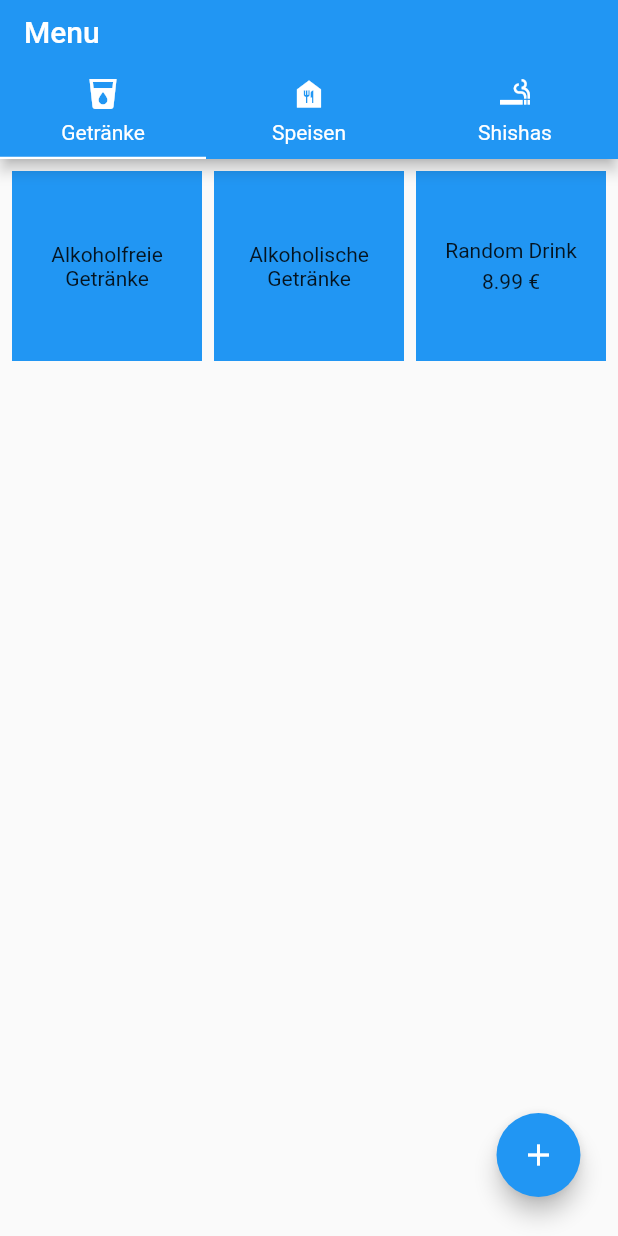
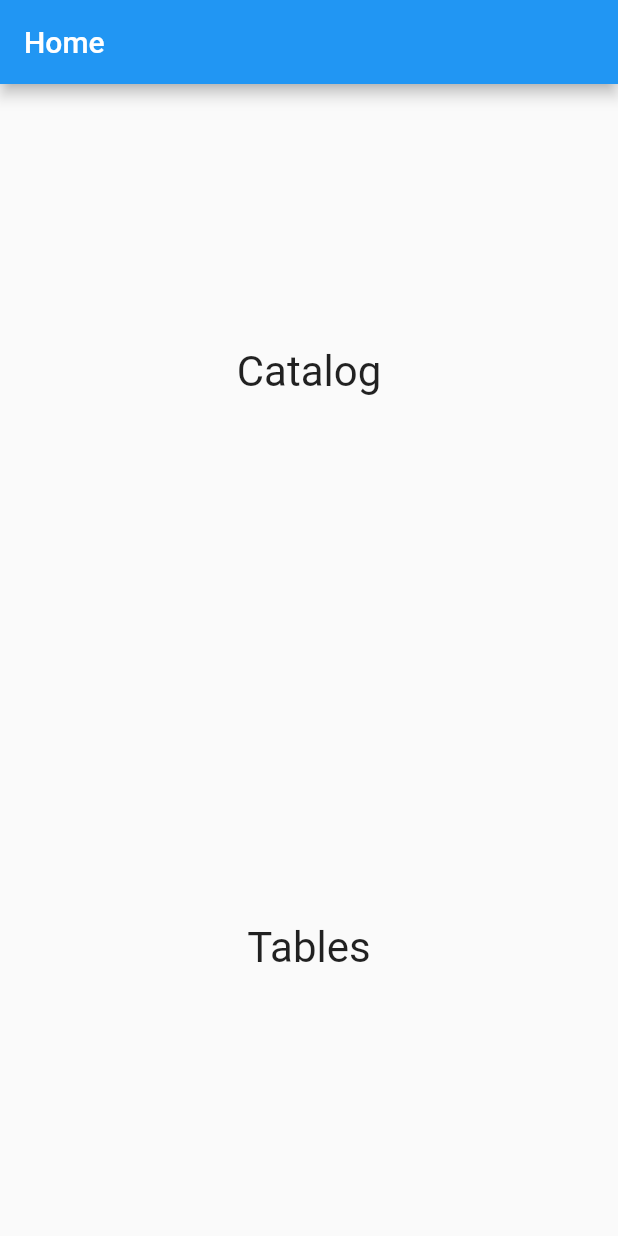
Before and after one commit to Tom-Waw/bestellbuch, a Flutter app: the screen it shows after launch, on a phone screen of 412 x 824 dp. Run offline on Flutter 3.47's test engine with Material 2 defaults, Android fonts, the phone set to English and light mode, and no system bars; our stand-ins replace get.

Commit message:
refactor: getx table feature + navigation

```diff
--- a/lib/src/app.dart
+++ b/lib/src/app.dart
@@ -1,8 +1,7 @@
 import 'package:flutter/material.dart';
 import 'package:get/get.dart';
 
-import 'catalog_feature/catalog_binding.dart';
-import 'catalog_feature/catalog_page.dart';
+import 'routes/routes.dart';
 
 /// The Widget that configures your application.
 class BestellBuchApp extends StatelessWidget {
@@ -14,14 +13,8 @@ class BestellBuchApp extends StatelessWidget {
       title: "Bestellbuch",
       navigatorKey: GlobalKey(debugLabel: "app"),
       theme: ThemeData(),
-      getPages: [
-        GetPage(
-          name: "/home",
-          page: () => const CatalogPage(),
-          binding: CatalogBinding(),
-        ),
-      ],
-      initialRoute: "/home",
+      getPages: getPages,
+      initialRoute: Routes.home,
     );
   }
 }
--- a/lib/src/catalog_feature/catalog_binding.dart
+++ b/lib/src/catalog_feature/catalog_binding.dart
@@ -6,6 +6,6 @@ import 'catalog_service.dart';
 class CatalogBinding extends Bindings {
   @override
   void dependencies() {
-    Get.put(CatalogController(CatalogService()), permanent: true);
+    Get.lazyPut(() => CatalogController(CatalogService()));
   }
 }
--- a/lib/src/catalog_feature/catalog_page.dart
+++ b/lib/src/catalog_feature/catalog_page.dart
@@ -42,6 +42,7 @@ class CatalogPage extends StatelessWidget {
                   ),
                 ],
               ),
-            )));
+            ),
+          ));
   }
 }
--- a/lib/src/catalog_feature/catalog_service.dart
+++ b/lib/src/catalog_feature/catalog_service.dart
@@ -30,6 +30,6 @@ class CatalogService {
         ]),
       );
 
-  Future<void> add(CatalogItem item) async {}
-  Future<void> delete(CatalogItem item) async {}
+  Future<void> add(CatalogItem c) async {}
+  Future<void> delete(CatalogItem c) async {}
 }
--- /dev/null
+++ b/lib/src/routes/home_page.dart
@@ -0,0 +1,34 @@
+import 'package:flutter/material.dart';
+import 'package:get/get.dart';
+
+import 'routes.dart';
+
+class HomePage extends StatelessWidget {
+  const HomePage({super.key});
+
+  @override
+  Widget build(BuildContext context) {
+    return Scaffold(
+      appBar: AppBar(
+        title: const Text("Home"),
+      ),
+      body: Column(
+        crossAxisAlignment: CrossAxisAlignment.stretch,
+        children: getPages
+            .sublist(1)
+            .map((p) => Expanded(
+                  child: InkWell(
+                    onTap: () => Get.toNamed(p.name),
+                    child: Center(
+                      child: Text(
+                        p.name.substring(1).capitalize!,
+                        textScaleFactor: 2,
+                      ),
+                    ),
+                  ),
+                ))
+            .toList(),
+      ),
+    );
+  }
+}
--- /dev/null
+++ b/lib/src/routes/routes.dart
@@ -0,0 +1,30 @@
+import 'package:get/get.dart';
+
+import 'home_page.dart';
+import '../catalog_feature/catalog_binding.dart';
+import '../catalog_feature/catalog_page.dart';
+import '../tables_feature/tables_page.dart';
+import '../tables_feature/tables_binding.dart';
+
+class Routes {
+  static String home = '/home';
+  static String catalog = '/catalog';
+  static String tables = '/tables';
+}
+
+final getPages = [
+  GetPage(
+    name: Routes.home,
+    page: () => const HomePage(),
+  ),
+  GetPage(
+    name: Routes.catalog,
+    page: () => const CatalogPage(),
+    binding: CatalogBinding(),
+  ),
+  GetPage(
+    name: Routes.tables,
+    page: () => const TablesPage(),
+    binding: TablesBinding(),
+  ),
+];
--- a/lib/src/settings/settings_controller.dart
+++ /dev/null
@@ -1,50 +0,0 @@
-import 'package:flutter/material.dart';
-
-import 'settings_service.dart';
-
-/// A class that many Widgets can interact with to read user settings, update
-/// user settings, or listen to user settings changes.
-///
-/// Controllers glue Data Services to Flutter Widgets. The SettingsController
-/// uses the SettingsService to store and retrieve user settings.
-class SettingsController with ChangeNotifier {
-  SettingsController(this._settingsService);
-
-  // Make SettingsService a private variable so it is not used directly.
-  final SettingsService _settingsService;
-
-  // Make ThemeMode a private variable so it is not updated directly without
-  // also persisting the changes with the SettingsService.
-  late ThemeMode _themeMode;
-
-  // Allow Widgets to read the user's preferred ThemeMode.
-  ThemeMode get themeMode => _themeMode;
-
-  /// Load the user's settings from the SettingsService. It may load from a
-  /// local database or the internet. The controller only knows it can load the
-  /// settings from the service.
-  Future<void> loadSettings() async {
-    _themeMode = await _settingsService.themeMode();
-
-    // Important! Inform listeners a change has occurred.
-    notifyListeners();
-  }
-
-  /// Update and persist the ThemeMode based on the user's selection.
-  Future<void> updateThemeMode(ThemeMode? newThemeMode) async {
-    if (newThemeMode == null) return;
-
-    // Do not perform any work if new and old ThemeMode are identical
-    if (newThemeMode == _themeMode) return;
-
-    // Otherwise, store the new ThemeMode in memory
-    _themeMode = newThemeMode;
-
-    // Important! Inform listeners a change has occurred.
-    notifyListeners();
-
-    // Persist the changes to a local database or the internet using the
-    // SettingService.
-    await _settingsService.updateThemeMode(newThemeMode);
-  }
-}
--- a/lib/src/settings/settings_service.dart
+++ /dev/null
@@ -1,17 +0,0 @@
-import 'package:flutter/material.dart';
-
-/// A service that stores and retrieves user settings.
-///
-/// By default, this class does not persist user settings. If you'd like to
-/// persist the user settings locally, use the shared_preferences package. If
-/// you'd like to store settings on a web server, use the http package.
-class SettingsService {
-  /// Loads the User's preferred ThemeMode from local or remote storage.
-  Future<ThemeMode> themeMode() async => ThemeMode.system;
-
-  /// Persists the user's preferred ThemeMode to local or remote storage.
-  Future<void> updateThemeMode(ThemeMode theme) async {
-    // Use the shared_preferences package to persist settings locally or the
-    // http package to persist settings over the network.
-  }
-}
```
Also changed, not shown: lib/src/settings/settings_page.dart (deleted, +0 -51 lines), lib/src/table_features/tables_list.dart (deleted, +0 -52 lines), lib/src/tables_feature/table.dart (added, +11 -0 lines), lib/src/tables_feature/tables_binding.dart (added, +11 -0 lines), lib/src/tables_feature/tables_controller.dart (added, +52 -0 lines), lib/src/tables_feature/tables_page.dart (added, +47 -0 lines), lib/src/tables_feature/tables_service.dart (added, +11 -0 lines).
